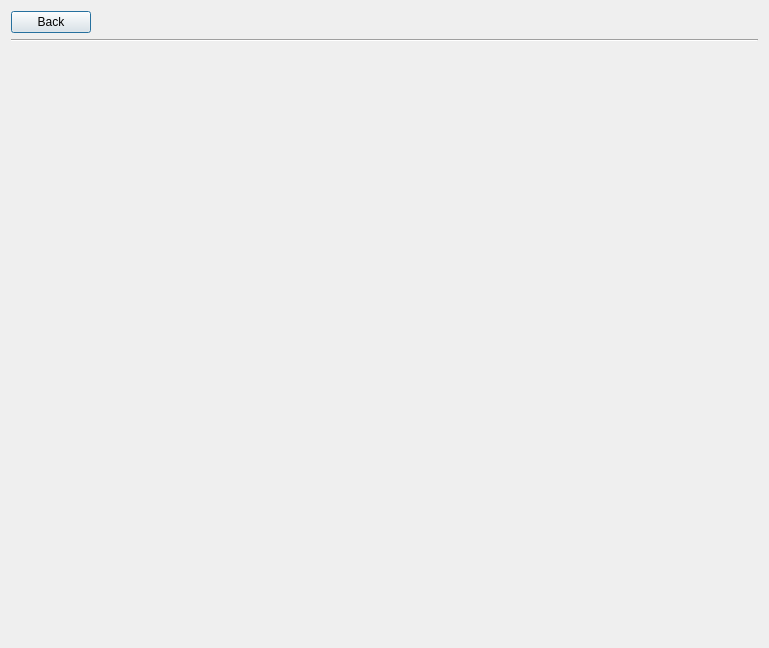
Qt form tour.ui (Cyriously1/NFLTour) before a commit.
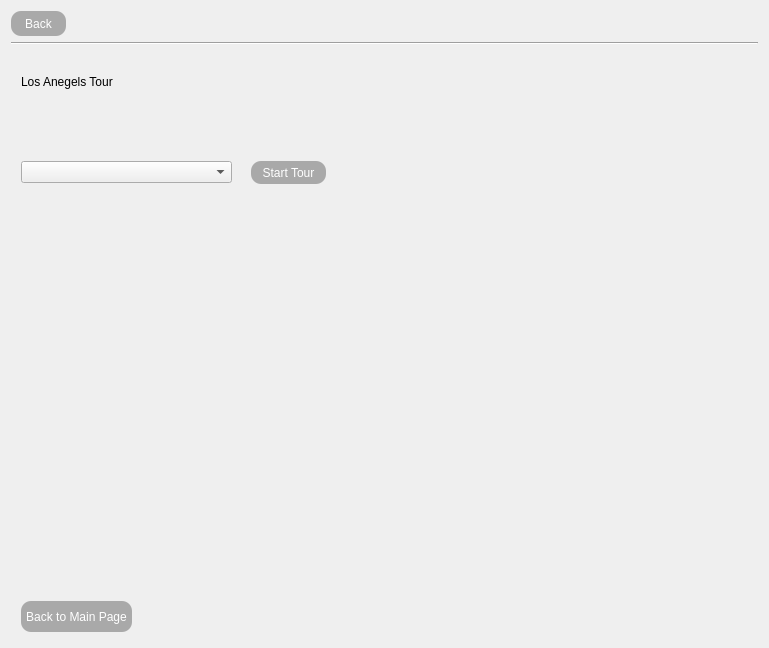
The same form after that commit. The open tabs and pages were chosen to show the change.

Commit message: added the la tour

What changed in the file:
```diff
--- a/tour.ui
+++ b/tour.ui
@@ -14,13 +14,30 @@
    <string>Dialog</string>
   </property>
   <property name="styleSheet">
-   <string notr="true"/>
+   <string notr="true">QTableWidget {
+	background: transparent;
+	border: none;
+	font: helvetica;
+	font-weight: bold;
+}
+
+QPushButton {
+	background: darkgray;
+	color: white;
+	border-radius: 10px;
+	height: 25px;
+}
+
+QPushButton:hover {
+	color: black;
+	background: lightblue;
+}</string>
   </property>
   <layout class="QGridLayout" name="gridLayout">
-   <item row="0" column="0">
-    <widget class="QPushButton" name="pushButton_back">
-     <property name="text">
-      <string>Back</string>
+   <item row="1" column="0" colspan="2">
+    <widget class="Line" name="line">
+     <property name="orientation">
+      <enum>Qt::Horizontal</enum>
      </property>
     </widget>
    </item>
@@ -37,10 +54,22 @@
      </property>
     </spacer>
    </item>
+   <item row="0" column="0">
+    <widget class="QPushButton" name="pushButton_back">
+     <property name="styleSheet">
+      <string notr="true">QPushButton {
+	width: 55px;
+}</string>
+     </property>
+     <property name="text">
+      <string>Back</string>
+     </property>
+    </widget>
+   </item>
    <item row="2" column="0" colspan="2">
     <widget class="QStackedWidget" name="stackedWidget">
      <property name="currentIndex">
-      <number>0</number>
+      <number>1</number>
      </property>
      <widget class="QWidget" name="page">
       <layout class="QGridLayout" name="gridLayout_2">
@@ -49,16 +78,23 @@
          <item>
           <layout class="QHBoxLayout" name="horizontalLayout_2">
            <item>
-            <widget class="QPushButton" name="pushButton">
+            <widget class="QPushButton" name="button_laTrip">
              <property name="text">
-              <string>PushButton</string>
+              <string>Los Angeles Memorial Tour</string>
              </property>
             </widget>
            </item>
            <item>
-            <widget class="QPushButton" name="pushButton_2">
+            <widget class="QPushButton" name="button_fordTrip">
              <property name="text">
-              <string>PushButton</string>
+              <string>Ford Field</string>
+             </property>
+            </widget>
+           </item>
+           <item>
+            <widget class="QPushButton" name="button_customTrip">
+             <property name="text">
+              <string>Custom Trip</string>
              </property>
             </widget>
            </item>
@@ -69,7 +105,7 @@
        <item row="2" column="3">
         <layout class="QHBoxLayout" name="horizontalLayout_8">
          <item>
-          <widget class="QPushButton" name="pushButton_3">
+          <widget class="QPushButton" name="button_startTour">
            <property name="text">
             <string>Start Tour</string>
            </property>
@@ -110,6 +146,11 @@
            </item>
            <item>
             <widget class="QPushButton" name="pushButton_add">
+             <property name="styleSheet">
+              <string notr="true">QPushButton {
+	width: 55px;
+}</string>
+             </property>
              <property name="text">
               <string>Add</string>
              </property>
@@ -174,17 +215,60 @@
        </item>
       </layout>
      </widget>
-     <widget class="QWidget" name="page_3"/>
+     <widget class="QWidget" name="page_3">
+      <widget class="QLabel" name="label">
+       <property name="geometry">
+        <rect>
+         <x>10</x>
+         <y>10</y>
+         <width>131</width>
+         <height>41</height>
+        </rect>
+       </property>
+       <property name="text">
+        <string>Los Anegels Tour</string>
+       </property>
+      </widget>
+      <widget class="QPushButton" name="pushButton">
+       <property name="geometry">
+        <rect>
+         <x>10</x>
+         <y>550</y>
+         <width>111</width>
+         <height>31</height>
+        </rect>
+       </property>
+       <property name="text">
+        <string>Back to Main Page</string>
+       </property>
+      </widget>
+      <widget class="QComboBox" name="comboBox_stadiums">
+       <property name="geometry">
+        <rect>
+         <x>10</x>
+         <y>110</y>
+         <width>211</width>
+         <height>22</height>
+        </rect>
+       </property>
+      </widget>
+      <widget class="QPushButton" name="button_laStartTour">
+       <property name="geometry">
+        <rect>
+         <x>240</x>
+         <y>110</y>
+         <width>75</width>
+         <height>23</height>
+        </rect>
+       </property>
+       <property name="text">
+        <string>Start Tour</string>
+       </property>
+      </widget>
+     </widget>
      <widget class="QWidget" name="page_2"/>
     </widget>
    </item>
-   <item row="1" column="0" colspan="2">
-    <widget class="Line" name="line">
-     <property name="orientation">
-      <enum>Qt::Horizontal</enum>
-     </property>
-    </widget>
-   </item>
   </layout>
  </widget>
  <resources/>
```
The commit also changes 4 other files.
